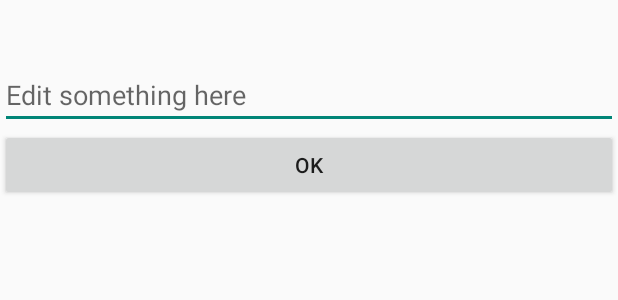
After one commit to zerosrat/botany_cultivate, an Android app: the layout mydialog_edit.xml on its own in the app's theme, with its tools: preview values and no code run, on a phone screen of 412 x 824 dp. The commit adds this screen. Shown: the top 300 px of the screen. Run offline under Robolectric (Android 15) with nearby library versions, the phone set to English and light mode, and no system bars.

Commit message:
2015.10.20

```diff
--- /dev/null
+++ b/app/src/main/res/layout/mydialog_edit.xml
@@ -0,0 +1,27 @@
+<?xml version="1.0" encoding="utf-8"?>
+<LinearLayout xmlns:android="http://schemas.android.com/apk/res/android"
+    android:layout_width="match_parent" android:layout_height="match_parent"
+    android:orientation="vertical"
+    android:layout_gravity="center"
+    android:weightSum="1">
+
+    <TextView
+        android:id="@+id/tv_inform_edit"
+        android:layout_width="match_parent"
+        android:layout_height="wrap_content"
+        android:textSize="30dp"
+        android:gravity="center" />
+
+    <EditText
+        android:id="@+id/et_edit_edit"
+        android:layout_width="fill_parent"
+        android:layout_height="wrap_content"
+        android:hint="Edit something here"/>
+
+    <Button
+        android:id="@+id/btn_ok_edit"
+        android:layout_width="match_parent"
+        android:layout_height="wrap_content"
+        android:text="OK"/>
+
+</LinearLayout>
```
Also changed, not shown: app/src/main/java/com/innovation/tencent/botany_cultivate/ui/dialog/MyDialog.java (+21 -21 lines), app/src/main/res/layout/mydialog_image.xml (added, +27 -0 lines), app/src/main/res/layout/mydialog_inform.xml (added, +21 -0 lines), app/src/main/res/layout/mydialog_progress.xml (added, +18 -0 lines).
